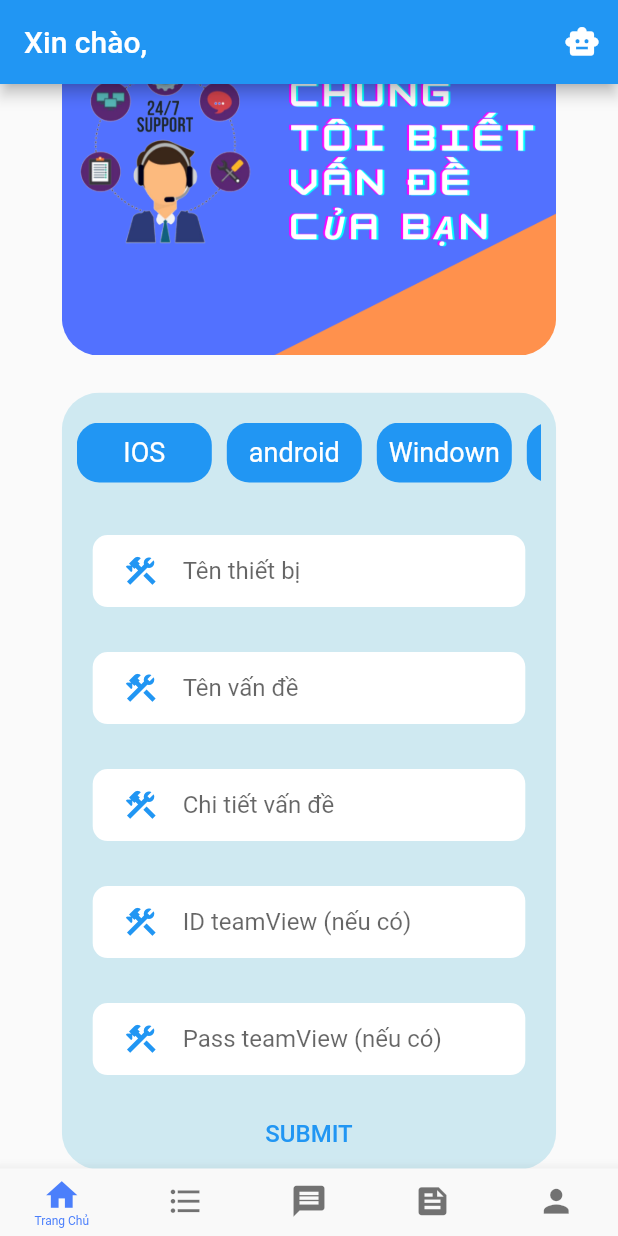
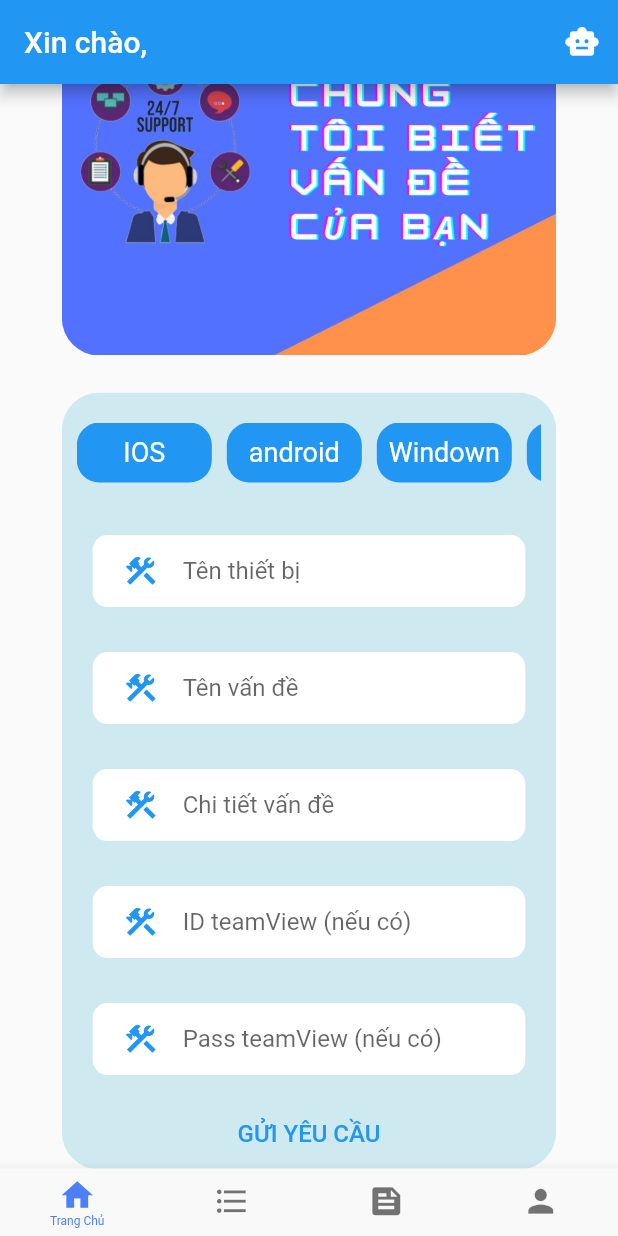
Before and after one commit to Tin542/IT_Support_PRM, a Flutter app: the BottomNavBar screen opened directly, scrolled down 102 dp, on a phone screen of 412 x 824 dp. Run offline on Flutter 3.47's test engine with Material 2 defaults, Android fonts, the phone set to English and light mode, and no system bars; our stand-ins replace bubble, firebase_auth, firebase_core, firebase_database, flutter_rating_bar, flutter_svg and 5 more; missing offline and left inert: agora_rtc_engine, animated_textformfields, flutter_braintree; accounts and stored records are empty.

```diff
--- a/lib/models/request.dart
+++ b/lib/models/request.dart
@@ -7,6 +7,7 @@ class Request {
   final String userEmail;
   final String status;
   final String category;
+  final String price;
   Request({
     required this.problem,
     required this.description,
@@ -16,6 +17,7 @@ class Request {
     required this.userEmail,
     required this.status,
     required this.category,
+    required this.price,
   });
 
   factory Request.fromRTDB(Map<dynamic, dynamic> data) {
@@ -28,6 +30,7 @@ class Request {
       userEmail: data['user_email'] ?? '',
       status: data['status'] ?? '',
       category: data['category'] ?? '',
+      price: data['price'] ?? '',
     );
   }
 }
--- a/lib/screens/components/bottom_nav_bar.dart
+++ b/lib/screens/components/bottom_nav_bar.dart
@@ -18,7 +18,6 @@ class _BottomNavBarState extends State<BottomNavBar> {
   final screens = [
     HomeScreenCustomer(),
     RequestScreen(),
-    ListChatScreen(),
     CategoryNews(),
     ProfileScreen(),
   ];
@@ -46,10 +45,6 @@ class _BottomNavBarState extends State<BottomNavBar> {
                 label: "Danh Sách IT",
               ),
               BottomNavigationBarItem(
-                icon: Icon(Icons.message),
-                label: "Tin Nhắn",
-              ),
-              BottomNavigationBarItem(
                 icon: Icon(Icons.feed),
                 label: "Tin Tức",
               ),
--- a/lib/screens/home_screen/body.dart
+++ b/lib/screens/home_screen/body.dart
@@ -160,7 +160,7 @@ class _BodyState extends State<Body> {
                       }
                     },
                     child: const Text(
-                      "SUBMIT",
+                      "GỬI YÊU CẦU",
                       style: TextStyle(color: Colors.blue, fontSize: 16),
                     ),
                   ),
```
Also changed, not shown: lib/screens/payment_screen/payment_screen.dart (+20 -0 lines), lib/screens/request_screen/it_request_list_screen.dart (+6 -4 lines).
